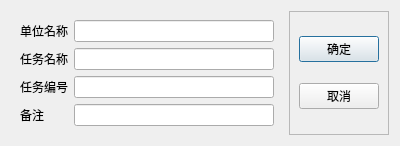
Qt form res/UI/addFilm.ui (DizzyTom/EvaluationQtPython) before a commit.
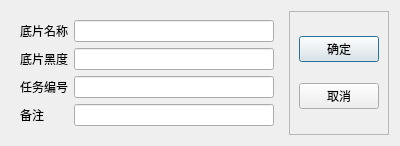
The same form after that commit.

The edit to the form file:
```diff
--- a/res/UI/addFilm.ui
+++ b/res/UI/addFilm.ui
@@ -20,7 +20,7 @@
       <item row="0" column="0">
        <widget class="QLabel" name="label">
         <property name="text">
-         <string>单位名称</string>
+         <string>底片名称</string>
         </property>
        </widget>
       </item>
@@ -30,7 +30,7 @@
       <item row="1" column="0">
        <widget class="QLabel" name="label_2">
         <property name="text">
-         <string>任务名称</string>
+         <string>底片黑度</string>
         </property>
        </widget>
       </item>
```
Left out of the diff: 2 changed lines with no effect on the pictures.
